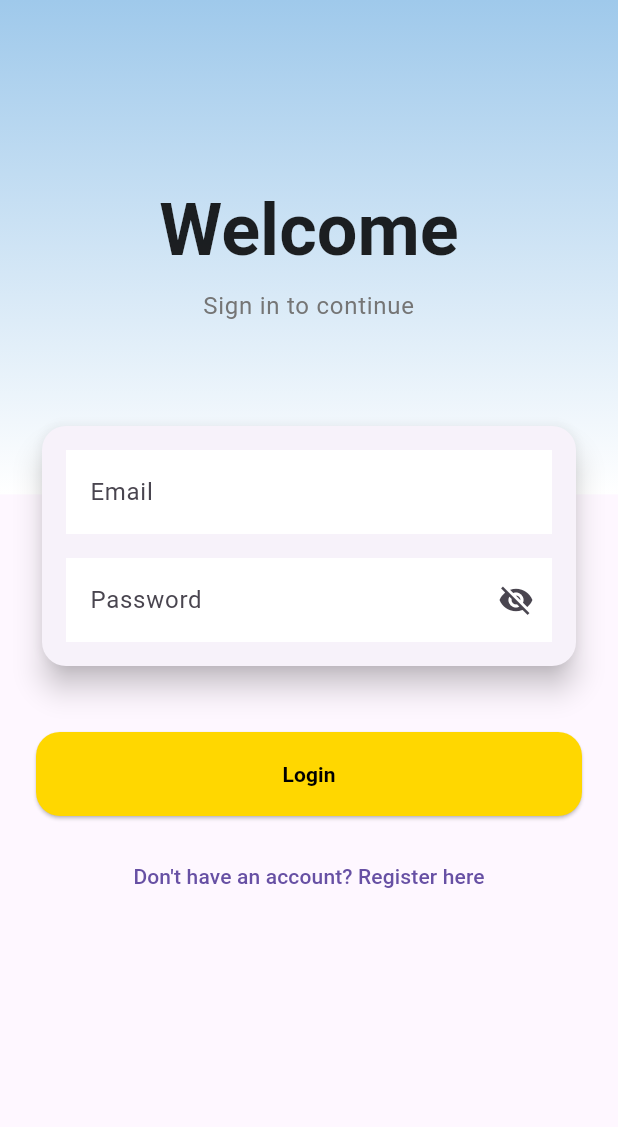
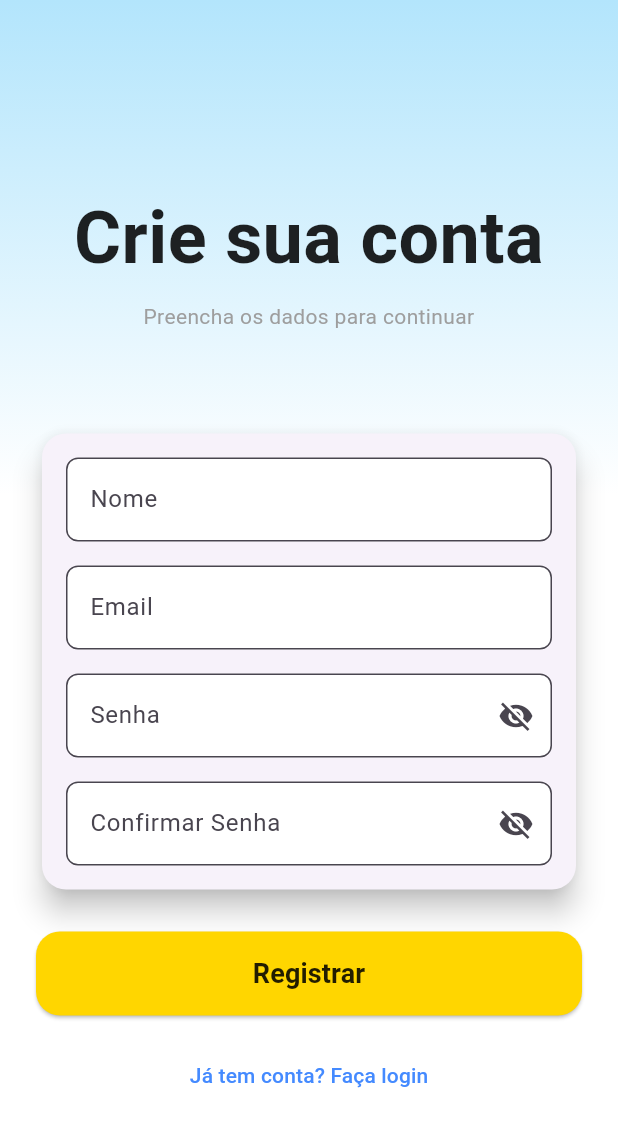
Before and after one commit to natycristina/AA2_mobile, a Flutter app: the screen it shows after launch, after a tap on "Don't have an account? Register here", on a phone screen of 412 x 824 dp. Shown: the top 1127 px of the screen. Run offline on Flutter 3.47's test engine with Material 3 defaults, Android fonts, the phone set to English and light mode, and no system bars; our stand-ins replace shared_preferences, sqflite, sqflite_common_ffi; accounts and stored records are empty.

Commit message:
register

```diff
--- a/lib/main.dart
+++ b/lib/main.dart
@@ -1,6 +1,11 @@
 import 'package:flutter/material.dart';
 import 'package:flutter_localizations/flutter_localizations.dart';
+import 'package:flutter_projects/repositories/user_repository.dart';
+import 'package:flutter_projects/screens/register_screen.dart';
+import 'package:flutter_projects/viewmodels/register_viewmodel.dart';
 import 'package:provider/provider.dart';
+import 'package:sqflite/sqflite.dart';
+import 'package:sqflite_common_ffi/sqflite_ffi.dart';
 import 'l10n/app_localizations.dart'; // Certifique-se de que está correto
 import 'viewmodels/login_viewmodel.dart';
 import 'viewmodels/job_listing_viewmodel.dart'; // O SEU JOB LISTING VIEWMODEL
@@ -9,6 +14,10 @@ import 'screens/job_listing_screen.dart'; // SUA TELA JOB LISTING SCREEN
 import 'database/app_database.dart'; // Importe seu banco de dados
 
 void main() async {
+  sqfliteFfiInit();
+  databaseFactory = databaseFactoryFfi;
+
+  final userRepository = UserRepository();
   WidgetsFlutterBinding.ensureInitialized(); // Garante que o Flutter esteja inicializado
   await AppDatabase().database; // <<< Inicializa o banco de dados antes de rodar o app
   runApp(
@@ -16,6 +25,7 @@ void main() async {
       providers: [
         ChangeNotifierProvider(create: (_) => LoginViewModel()),
         ChangeNotifierProvider(create: (_) => JobListingViewModel()),
+        ChangeNotifierProvider(create: (_) => RegisterViewModel(userRepository: userRepository))
       ],
       child: const MyApp(),
     ),
@@ -39,11 +49,29 @@ class MyApp extends StatelessWidget {
       supportedLocales: AppLocalizations.supportedLocales, // Já está correto
       initialRoute: '/',
       routes: {
-        '/': (context) => const LoginScreen(),
+        '/': (context) => LoginScreen(
+          onLoginSuccess: () => NavigateToJobListing(context),
+          onNavigateToRegister: () => NavigateToRegister(context),
+        ),
         '/home': (context) => const JobListingScreen(),
         // Adicione aqui a rota para a tela de registro, se tiver
-        // '/register': (context) => const RegisterScreen(),
+        '/register': (context) => RegisterScreen(
+          onRegistrationSuccess: () => NavigateToJobListing(context),
+          onNavigateToLogin: () => NavigateToLogin(context)
+          ),
       },
     );
   }
 }
+
+void NavigateToJobListing(BuildContext context) {
+  Navigator.pushReplacementNamed(context, '/home');
+}
+
+void NavigateToRegister(BuildContext context) {
+  Navigator.pushReplacementNamed(context, '/register');
+}
+
+void NavigateToLogin(BuildContext context) {
+  Navigator.pushReplacementNamed(context, '/');
+}
--- /dev/null
+++ b/lib/screens/register_screen.dart
@@ -0,0 +1,202 @@
+import 'package:flutter/material.dart';
+import 'package:flutter_projects/viewmodels/register_viewmodel.dart';
+import 'package:provider/provider.dart';
+
+class RegisterScreen extends StatefulWidget {
+  final VoidCallback onRegistrationSuccess;
+  final VoidCallback onNavigateToLogin;
+
+  const RegisterScreen({
+    required this.onRegistrationSuccess,
+    required this.onNavigateToLogin,
+    super.key,
+  });
+
+  @override
+  State<RegisterScreen> createState() => _RegisterScreenState();
+}
+
+class _RegisterScreenState extends State<RegisterScreen> {
+  final _nomeController            = TextEditingController();
+  final _emailController           = TextEditingController();
+  final _passwordController        = TextEditingController();
+  final _confirmPasswordController = TextEditingController();
+
+  bool _passwordVisible = false;
+  bool _confirmPasswordVisible = false;
+
+  @override
+  void dispose() {
+    _nomeController.dispose();
+    _emailController.dispose();
+    _passwordController.dispose();
+    _confirmPasswordController.dispose();
+    super.dispose();
+  }
+
+  @override
+  Widget build(BuildContext context) {
+    final viewModel = context.watch<RegisterViewModel>();
+
+    WidgetsBinding.instance.addPostFrameCallback((_) {
+      if (viewModel.registrationSuccess) {
+        widget.onRegistrationSuccess();
+        viewModel.resetRegistrationState();
+      }
+    });
+
+    return Scaffold(
+      backgroundColor: Colors.white,
+      body: Stack(
+        children: [
+          Container(
+            height: MediaQuery.of(context).size.height * 0.4,
+            decoration: const BoxDecoration(
+              gradient: LinearGradient(
+                colors: [Color(0xFFB3E5FC), Colors.white], // VoeBlueLight -> White
+                begin: Alignment.topCenter,
+                end: Alignment.bottomCenter,
+              ),
+            ),
+          ),
+          SingleChildScrollView(
+            padding: const EdgeInsets.all(24),
+            child: Column(
+              children: [
+                const SizedBox(height: 100),
+                const Text(
+                  'Crie sua conta',
+                  style: TextStyle(
+                    fontSize: 48,
+                    fontWeight: FontWeight.bold,
+                    color: Colors.black87,
+                  ),
+                  textAlign: TextAlign.center,
+                ),
+                const SizedBox(height: 8),
+                const Text(
+                  'Preencha os dados para continuar',
+                  textAlign: TextAlign.center,
+                  style: TextStyle(color: Colors.grey),
+                ),
+                const SizedBox(height: 64),
+                Card(
+                  shape: RoundedRectangleBorder(borderRadius: BorderRadius.circular(16)),
+                  elevation: 8,
+                  child: Padding(
+                    padding: const EdgeInsets.all(16),
+                    child: Column(
+                      children: [
+                        _buildTextField(
+                          label: 'Nome',
+                          controller: _nomeController,
+                          error: viewModel.errorMessage != null && _nomeController.text.isEmpty,
+                          onChanged: viewModel.onNomeChange,
+                        ),
+                        const SizedBox(height: 16),
+                        _buildTextField(
+                          label: 'Email',
+                          controller: _emailController,
+                          keyboardType: TextInputType.emailAddress,
+                          error: viewModel.errorMessage != null && _emailController.text.isEmpty,
+                          onChanged: viewModel.onEmailChange,
+                        ),
+                        const SizedBox(height: 16),
+                        _buildTextField(
+                          label: 'Senha',
+                          controller: _passwordController,
+                          obscureText: !_passwordVisible,
+                          toggleVisibility: () => setState(() => _passwordVisible = !_passwordVisible),
+                          error: viewModel.errorMessage != null && _passwordController.text.isEmpty,
+                          onChanged: viewModel.onPasswordChange,
+                        ),
+                        const SizedBox(height: 16),
+                        _buildTextField(
+                          label: 'Confirmar Senha',
+                          controller: _confirmPasswordController,
+                          obscureText: !_confirmPasswordVisible,
+                          toggleVisibility: () => setState(() => _confirmPasswordVisible = !_confirmPasswordVisible),
+                          error: viewModel.errorMessage != null &&
+                              (_confirmPasswordController.text.isEmpty ||
+                                  _confirmPasswordController.text != _passwordController.text),
+                          onChanged: viewModel.onConfirmPasswordChange,
+                        ),
+                      ],
+                    ),
+                  ),
+                ),
+                const SizedBox(height: 24),
+                if (viewModel.errorMessage != null)
+                  Column(
+                    children: [
+                      Text(
+                        viewModel.errorMessage!,
+                        style: TextStyle(color: Theme.of(context).colorScheme.error),
+                      ),
+                      const SizedBox(height: 8),
+                    ],
+                  ),
+                ElevatedButton(
+                  onPressed: viewModel.isLoading ? null : viewModel.register,
+                  style: ElevatedButton.styleFrom(
+                    minimumSize: const Size.fromHeight(56),
+                    shape: RoundedRectangleBorder(borderRadius: BorderRadius.circular(16)),
+                    backgroundColor: const Color(0xFFFFD600), // VoeYellow
+                  ),
+                  child: viewModel.isLoading
+                      ? const CircularProgressIndicator(color: Colors.black87)
+                      : const Text(
+                    'Registrar',
+                    style: TextStyle(
+                      fontWeight: FontWeight.bold,
+                      color: Colors.black87,
+                      fontSize: 18,
+                    ),
+                  ),
+                ),
+                const SizedBox(height: 16),
+                TextButton(
+                  onPressed: widget.onNavigateToLogin,
+                  child: const Text(
+                    'Já tem conta? Faça login',
+                    style: TextStyle(color: Colors.blueAccent),
+                  ),
+                ),
+              ],
+            ),
+          ),
+        ],
+      ),
+    );
+  }
+
+  Widget _buildTextField({
+    required String label,
+    required TextEditingController controller,
+    required Function(String) onChanged,
+    bool error = false,
+    bool obscureText = false,
+    VoidCallback? toggleVisibility,
+    TextInputType keyboardType = TextInputType.text,
+  }) {
+    return TextField(
+      controller: controller,
+      onChanged: onChanged,
+      obscureText: obscureText,
+      keyboardType: keyboardType,
+      decoration: InputDecoration(
+        labelText: label,
+        errorText: error ? 'Campo obrigatório' : null,
+        suffixIcon: toggleVisibility != null
+            ? IconButton(
+          icon: Icon(obscureText ? Icons.visibility_off : Icons.visibility),
+          onPressed: toggleVisibility,
+        )
+            : null,
+        border: OutlineInputBorder(borderRadius: BorderRadius.circular(8)),
+        filled: true,
+        fillColor: Colors.white,
+      ),
+    );
+  }
+}
--- /dev/null
+++ b/lib/viewmodels/register_viewmodel.dart
@@ -0,0 +1,102 @@
+import 'package:flutter/material.dart';
+import 'package:flutter_projects/repositories/user_repository.dart';
+
+class RegisterViewModel extends ChangeNotifier {
+  final UserRepository userRepository;
+
+  RegisterViewModel({required this.userRepository});
+
+  String _nome              = '';
+  String _email             = '';
+  String _password          = '';
+  String _confirmPassword   = '';
+  bool _isLoading           = false;
+  bool _registrationSuccess = false;
+  String? _errorMessage;
+
+  String get nome => _nome;
+  String get email => _email;
+  String get password => _password;
+  String get confirmPassword => _confirmPassword;
+  bool get isLoading => _isLoading;
+  bool get registrationSuccess => _registrationSuccess;
+  String? get errorMessage => _errorMessage;
+
+  void onNomeChange(String value) {
+    _nome = value;
+    _errorMessage = null;
+    notifyListeners();
+  }
+
+  void onEmailChange(String value) {
+    _email = value;
+    _errorMessage = null;
+    notifyListeners();
+  }
+
+  void onPasswordChange(String value) {
+    _password = value;
+    _errorMessage = null;
+    notifyListeners();
+  }
+
+  void onConfirmPasswordChange(String value) {
+    _confirmPassword = value;
+    _errorMessage = null;
+    notifyListeners();
+  }
+
+  Future<void> register() async {
+    debugPrint("RegisterViewModel: register method called");
+
+    _isLoading = true;
+    _errorMessage = null;
+    _registrationSuccess = false;
+    notifyListeners();
+
+    if (_nome.isEmpty || _email.isEmpty || _password.isEmpty || _confirmPassword.isEmpty) {
+      _errorMessage = "Preencha todos os campos.";
+      _isLoading = false;
+      notifyListeners();
+      return;
+    }
+
+    if (_password != _confirmPassword) {
+      _errorMessage = "As senhas não coincidem.";
+      _isLoading = false;
+      notifyListeners();
+      return;
+    }
+
+    try {
+      debugPrint("RegisterViewModel: tentando registrar $_nome / $_email");
+
+      final result = await userRepository.register(
+        _nome,
+        _email,
+        _password,
+      );
+
+      _isLoading = false;
+      if (result != null) {
+        _registrationSuccess = true;
+        debugPrint("RegisterViewModel: registro com sucesso");
+      } else {
+        _errorMessage = "Erro ao registrar. Tente novamente.";
+        debugPrint("RegisterViewModel: erro no registro");
+      }
+    } catch (e) {
+      _errorMessage = "Erro inesperado: ${e.toString()}";
+      _isLoading = false;
+      debugPrint("RegisterViewModel: exceção: $e");
+    }
+
+    notifyListeners();
+  }
+
+  void resetRegistrationState() {
+    _registrationSuccess = false;
+    _errorMessage = null;
+    notifyListeners();
+  }
+}
--- a/pubspec.yaml
+++ b/pubspec.yaml
@@ -20,6 +20,7 @@ dependencies:
   path_provider: ^2.1.1
   http: ^1.2.1
   shared_preferences: ^2.2.3
+  sqflite_common_ffi: ^2.3.0
 
 dev_dependencies:
   flutter_test:
```
Also changed, not shown: pubspec.lock, 1 other file.
